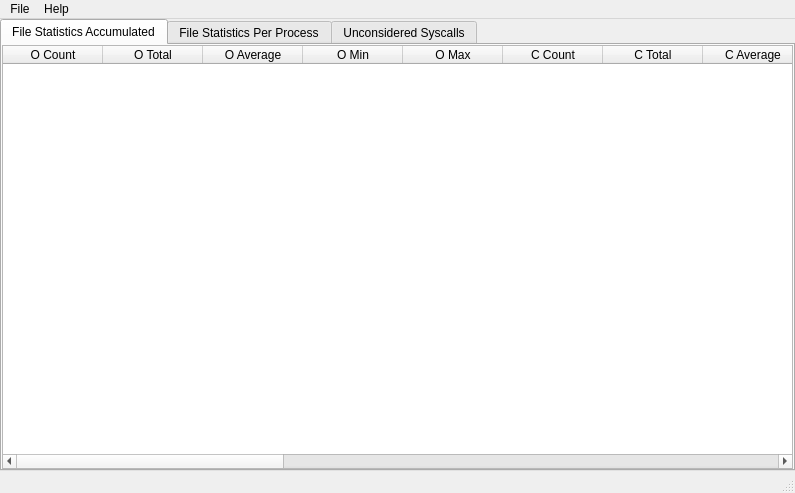
Qt form iotrace.ui (nicolasgross/iotrace-gui) before a commit.
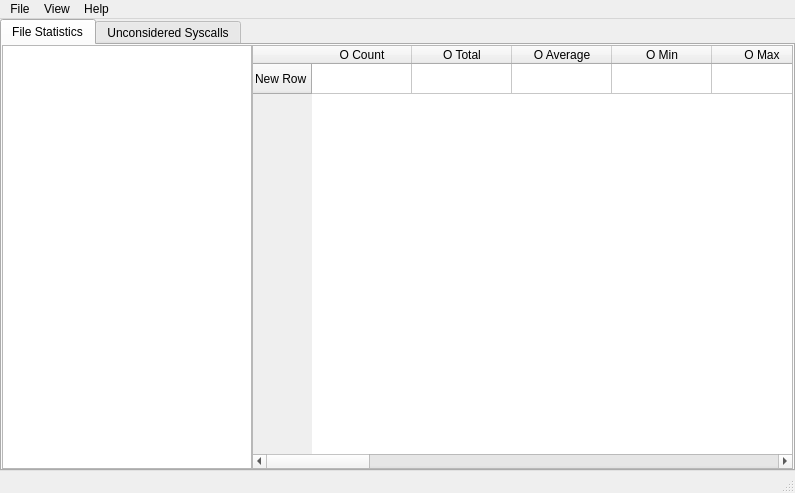
The same form after that commit.

Commit message: Merge file statistics tabs

Patch:
```diff
--- a/iotrace.ui
+++ b/iotrace.ui
@@ -43,9 +43,12 @@
       </property>
       <widget class="QWidget" name="accumulated">
        <attribute name="title">
-        <string>File Statistics Accumulated</string>
+        <string>File Statistics</string>
        </attribute>
        <layout class="QHBoxLayout" name="horizontalLayout">
+        <property name="spacing">
+         <number>0</number>
+        </property>
         <property name="leftMargin">
          <number>0</number>
         </property>
@@ -58,8 +61,23 @@
         <property name="bottomMargin">
          <number>0</number>
         </property>
+        <item>
+         <widget class="QListWidget" name="listWidget">
+          <property name="maximumSize">
+           <size>
+            <width>250</width>
+            <height>16777215</height>
+           </size>
+          </property>
+         </widget>
+        </item>
         <item>
          <widget class="QTableWidget" name="tableWidget">
+          <row>
+           <property name="text">
+            <string>New Row</string>
+           </property>
+          </row>
           <column>
            <property name="text">
             <string>O Count</string>
@@ -67,6 +85,13 @@
            <property name="toolTip">
             <string>Count of all 'open' calls</string>
            </property>
+           <property name="background">
+            <color>
+             <red>137</red>
+             <green>193</green>
+             <blue>211</blue>
+            </color>
+           </property>
           </column>
           <column>
            <property name="text">
@@ -75,6 +100,13 @@
            <property name="toolTip">
             <string>Total time spent in all 'open' calls</string>
            </property>
+           <property name="background">
+            <color>
+             <red>137</red>
+             <green>193</green>
+             <blue>211</blue>
+            </color>
+           </property>
           </column>
           <column>
            <property name="text">
@@ -83,6 +115,13 @@
            <property name="toolTip">
             <string>Average time spent in a single 'open' call</string>
            </property>
+           <property name="background">
+            <color>
+             <red>137</red>
+             <green>193</green>
+             <blue>211</blue>
+            </color>
+           </property>
           </column>
           <column>
            <property name="text">
@@ -91,6 +130,13 @@
            <property name="toolTip">
             <string>Minimum time spent in a single 'open' call</string>
            </property>
+           <property name="background">
+            <color>
+             <red>137</red>
+             <green>193</green>
+             <blue>211</blue>
+            </color>
+           </property>
           </column>
           <column>
            <property name="text">
@@ -99,6 +145,13 @@
            <property name="toolTip">
             <string>Maximum time spent in a single 'open' call</string>
            </property>
+           <property name="background">
+            <color>
+             <red>137</red>
+             <green>193</green>
+             <blue>211</blue>
+            </color>
+           </property>
           </column>
           <column>
            <property name="text">
@@ -107,6 +160,13 @@
            <property name="toolTip">
             <string>Count of all 'close' calls</string>
            </property>
+           <property name="background">
+            <color>
+             <red>136</red>
+             <green>203</green>
+             <blue>158</blue>
+            </color>
+           </property>
           </column>
           <column>
            <property name="text">
@@ -115,6 +175,13 @@
            <property name="toolTip">
             <string>Total time spent in all 'close' calls</string>
            </property>
+           <property name="background">
+            <color>
+             <red>136</red>
+             <green>203</green>
+             <blue>158</blue>
+            </color>
+           </property>
           </column>
           <column>
            <property name="text">
@@ -123,6 +190,13 @@
            <property name="toolTip">
             <string>Average time spent in a single 'close' call</string>
            </property>
+           <property name="background">
+            <color>
+             <red>136</red>
+             <green>203</green>
+             <blue>158</blue>
+            </color>
+           </property>
           </column>
           <column>
            <property name="text">
@@ -131,6 +205,13 @@
            <property name="toolTip">
             <string>Minimum time spent in a single 'close' call</string>
            </property>
+           <property name="background">
+            <color>
+             <red>136</red>
+             <green>203</green>
+             <blue>158</blue>
+            </color>
+           </property>
           </column>
           <column>
            <property name="text">
@@ -139,6 +220,13 @@
            <property name="toolTip">
             <string>Maximum time spent in a single 'close' call</string>
            </property>
+           <property name="background">
+            <color>
+             <red>136</red>
+             <green>203</green>
+             <blue>158</blue>
+            </color>
+           </property>
           </column>
           <column>
            <property name="text">
@@ -147,6 +235,13 @@
            <property name="toolTip">
             <string>Total bytes read in all 'read' calls</string>
            </property>
+           <property name="background">
+            <color>
+             <red>152</red>
+             <green>234</green>
+             <blue>234</blue>
+            </color>
+           </property>
           </column>
           <column>
            <property name="text">
@@ -155,6 +250,13 @@
            <property name="toolTip">
             <string>Total time spent in all 'read' calls</string>
            </property>
+           <property name="background">
+            <color>
+             <red>152</red>
+             <green>234</green>
+             <blue>234</blue>
+            </color>
+           </property>
           </column>
           <column>
            <property name="text">
@@ -163,6 +265,13 @@
            <property name="toolTip">
             <string>Average read speed among all 'read' calls</string>
            </property>
+           <property name="background">
+            <color>
+             <red>152</red>
+             <green>234</green>
+             <blue>234</blue>
+            </color>
+           </property>
           </column>
           <column>
            <property name="text">
@@ -171,6 +280,13 @@
            <property name="toolTip">
             <string>Minimum read speed among all 'read' calls</string>
            </property>
+           <property name="background">
+            <color>
+             <red>152</red>
+             <green>234</green>
+             <blue>234</blue>
+            </color>
+           </property>
           </column>
           <column>
            <property name="text">
@@ -179,6 +295,13 @@
            <property name="toolTip">
             <string>Maximum read speed among all 'read' calls</string>
            </property>
+           <property name="background">
+            <color>
+             <red>152</red>
+             <green>234</green>
+             <blue>234</blue>
+            </color>
+           </property>
           </column>
           <column>
            <property name="text">
@@ -187,6 +310,13 @@
            <property name="toolTip">
             <string>Total bytes written in all 'write' calls</string>
            </property>
+           <property name="background">
+            <color>
+             <red>196</red>
+             <green>180</green>
+             <blue>255</blue>
+            </color>
+           </property>
           </column>
           <column>
            <property name="text">
@@ -195,6 +325,13 @@
            <property name="toolTip">
             <string>Total time spent in all 'write' calls</string>
            </property>
+           <property name="background">
+            <color>
+             <red>196</red>
+             <green>180</green>
+             <blue>255</blue>
+            </color>
+           </property>
           </column>
           <column>
            <property name="text">
@@ -203,6 +340,13 @@
            <property name="toolTip">
             <string>Average write speed among all 'write' calls</string>
            </property>
+           <property name="background">
+            <color>
+             <red>196</red>
+             <green>180</green>
+             <blue>255</blue>
+            </color>
+           </property>
           </column>
           <column>
            <property name="text">
@@ -211,6 +355,13 @@
            <property name="toolTip">
             <string>Minimum write speed among all 'write' calls</string>
            </property>
+           <property name="background">
+            <color>
+             <red>196</red>
+             <green>180</green>
+             <blue>255</blue>
+            </color>
+           </property>
           </column>
           <column>
            <property name="text">
@@ -219,16 +370,18 @@
            <property name="toolTip">
             <string>Maximum write speed among all 'write' calls</string>
            </property>
+           <property name="background">
+            <color>
+             <red>196</red>
+             <green>180</green>
+             <blue>255</blue>
+            </color>
+           </property>
           </column>
          </widget>
         </item>
        </layout>
       </widget>
-      <widget class="QWidget" name="perprocess">
-       <attribute name="title">
-        <string>File Statistics Per Process</string>
-       </attribute>
-      </widget>
       <widget class="QWidget" name="syscalls">
        <attribute name="title">
         <string>Unconsidered Syscalls</string>
@@ -262,7 +415,14 @@
     </property>
     <addaction name="actionAbout"/>
    </widget>
+   <widget class="QMenu" name="menuView">
+    <property name="title">
+     <string>View</string>
+    </property>
+    <addaction name="actionColumns"/>
+   </widget>
    <addaction name="menutest"/>
+   <addaction name="menuView"/>
    <addaction name="menuAbout"/>
   </widget>
   <widget class="QStatusBar" name="statusbar"/>
```
Left out of the diff: 5 changed lines with no effect on the pictures.
